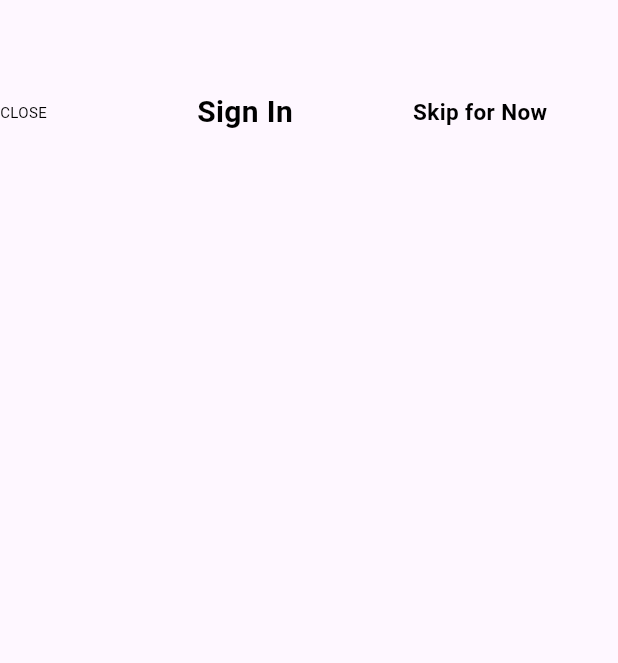
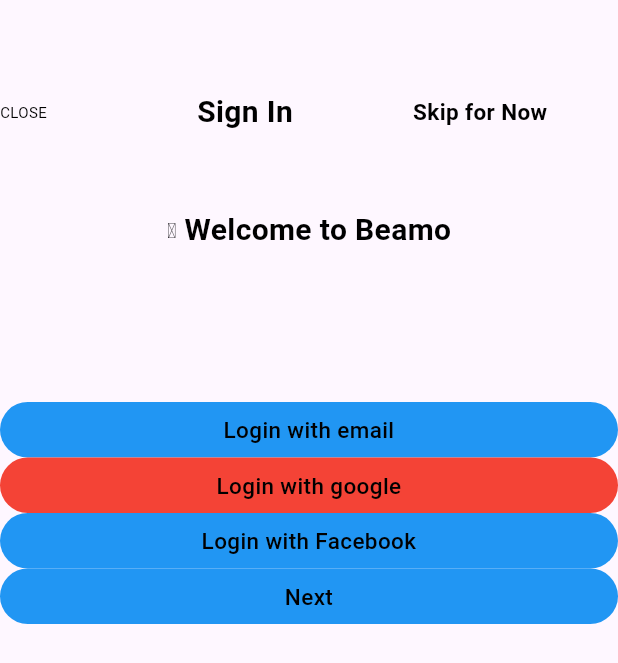
Before and after one commit to morggyogola/login_screen, a Flutter app: the screen it shows after launch, on a phone screen of 412 x 824 dp. Shown: the top 663 px of the screen. Run offline on Flutter 3.47's test engine with Material 3 defaults, Android fonts, the phone set to English and light mode, and no system bars; Roboto replaces fonts that are missing (Montserrat).

Commit message:
added button and text widgets

```diff
--- a/lib/pages/login_page.dart
+++ b/lib/pages/login_page.dart
@@ -1,5 +1,6 @@
 import 'package:flutter/cupertino.dart';
 import 'package:flutter/material.dart';
+import 'package:login_app/widgets/button_widget.dart';
 import 'package:login_app/widgets/text_widget.dart';
 
 class LoginPage extends StatelessWidget {
@@ -40,10 +41,86 @@ class LoginPage extends StatelessWidget {
                   fontWeight: FontWeight.bold,
                   fontSize: 15,
                   color: Colors.black,
-                  textAlign: TextAlign.center,
+                  textAlign: TextAlign.right,
                   fontFamily: "Monteserrat"),
             ],
-          )
+          ),
+          SizedBox(height: 50,),
+          Padding(
+            padding: EdgeInsets.only(),
+            child: Column(
+              mainAxisAlignment: MainAxisAlignment.center,
+              children: [
+                Row(
+                  mainAxisAlignment: MainAxisAlignment.center,
+                  children: [
+                    Text('\u270B'),
+                    TextWidget(
+                        text: " Welcome to Beamo",
+                        fontWeight: FontWeight.bold,
+                        fontSize: 20,
+                        color: Colors.black,
+                        textAlign: TextAlign.center,
+                        fontFamily: "Monteserrat"),
+                  ],
+                ),
+              ],
+            ),
+          ),
+          SizedBox(height: 100,),
+          ButtonWidget(
+            widget: TextWidget(
+                text: "Login with email",
+                fontWeight: FontWeight.w500,
+                fontSize: 15,
+                color: Colors.black45,
+                textAlign: TextAlign.center,
+                fontFamily: "Montessarat"),
+            color: Colors.blue,
+            radius: 100,
+            width: 700,
+            borderColor: Colors.greenAccent,
+          ),
+          ButtonWidget(
+            widget: TextWidget(
+                text: "Login with google",
+                fontWeight: FontWeight.w500,
+                fontSize: 15,
+                color: Colors.black45,
+                textAlign: TextAlign.center,
+                fontFamily: "Montessarat"),
+            color: Colors.red,
+            radius: 100,
+            width: 700,
+            borderColor: Colors.greenAccent,
+          ),
+          ButtonWidget(
+            widget: TextWidget(
+                text: "Login with Facebook",
+                fontWeight: FontWeight.w500,
+                fontSize: 15,
+                color: Colors.black45,
+                textAlign: TextAlign.center,
+                fontFamily: "Montessarat"),
+            color: Colors.blue,
+            radius: 100,
+            width: 700,
+            borderColor: Colors.greenAccent,
+          ),
+          ButtonWidget(
+            widget: TextWidget(
+                text: "Next",
+                fontWeight: FontWeight.w500,
+                fontSize: 15,
+                color: Colors.black45,
+                textAlign: TextAlign.center,
+                fontFamily: "Montessarat"),
+            color: Colors.blue,
+            radius: 100,
+            width: 700,
+            borderColor: Colors.greenAccent,
+          ),
+
         ],
       ),
     ));
--- a/lib/widgets/button_widget.dart
+++ b/lib/widgets/button_widget.dart
@@ -3,16 +3,26 @@ import 'package:flutter/material.dart';
 
 class ButtonWidget extends StatelessWidget {
 
-  final String text;
-  final Color bgColor;
-  final Color txtColor;
+  final Widget widget;
+  final Color color ;
+  final double radius;
+  final double width;
+  final Color borderColor;
 
-  const ButtonWidget({super.key, required this.text, required this.bgColor, required this.txtColor});
+  const ButtonWidget({super.key,  required this.widget, required this.color, required this.radius, required this.width, required this.borderColor});
 
   @override
   Widget build(BuildContext context) {
-    return Scaffold(
+    return Container(
+      width: width,
+      decoration: BoxDecoration(
+        color: color,
+        borderRadius: BorderRadius.circular(radius),
+      ),
+      child: Padding(padding: const EdgeInsets.all(8.0),
+        child: widget,
 
+      ),
     );
   }
 }
```
